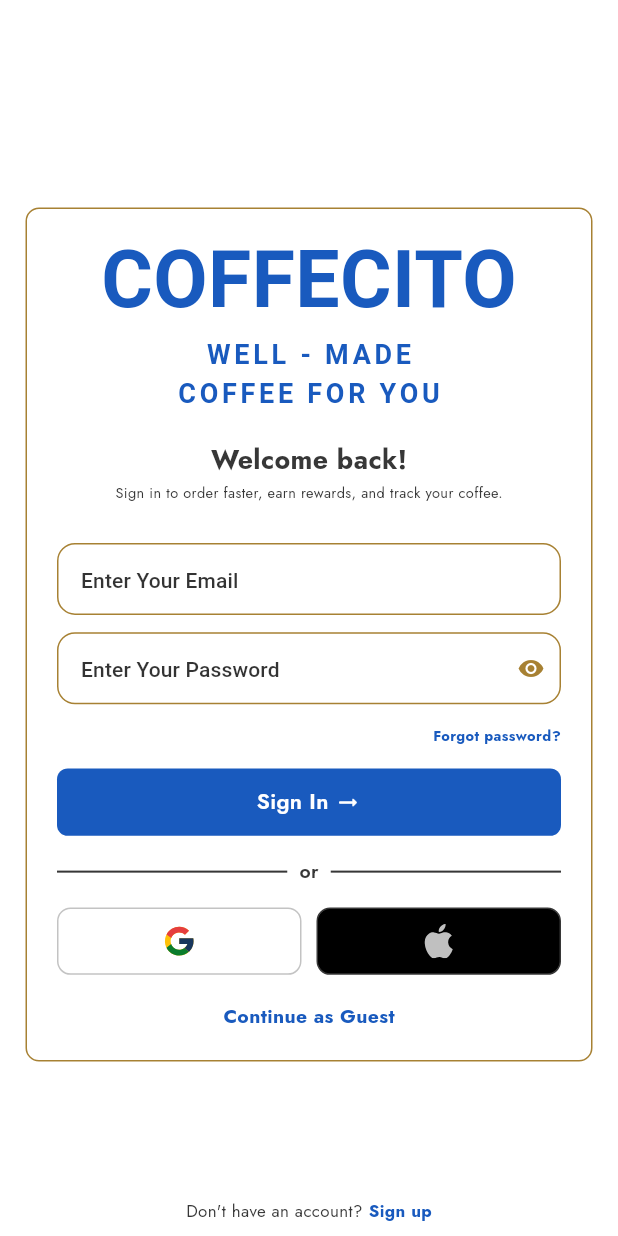
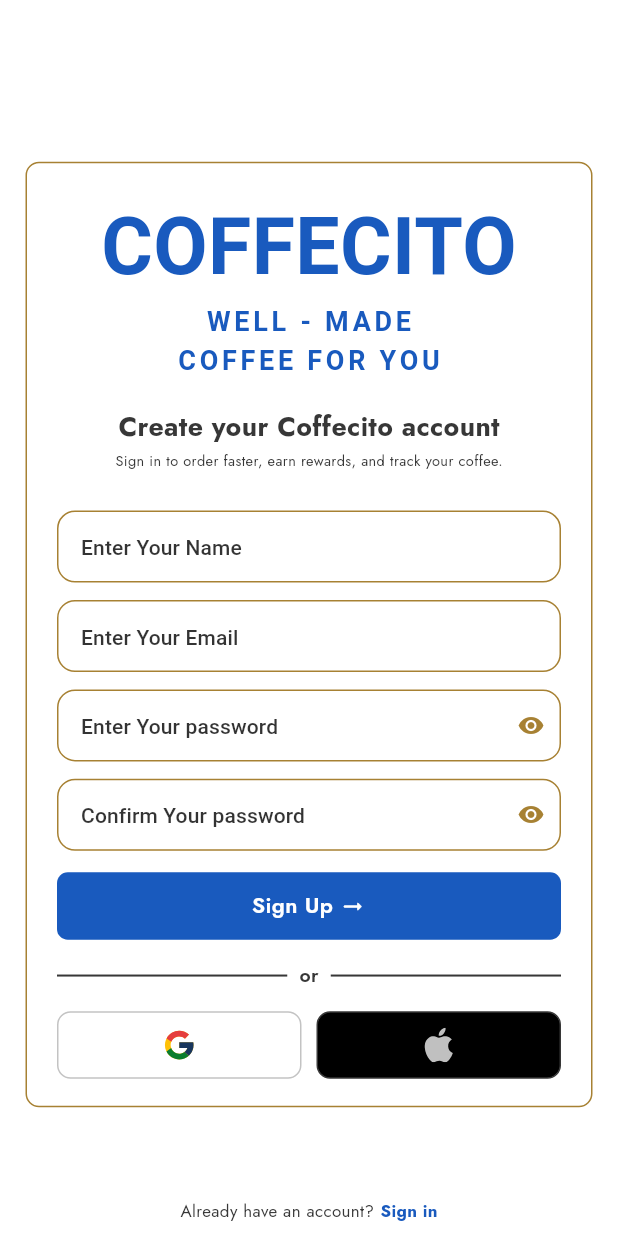
Before and after one commit to Irfanhossain909/coffie-app, a Flutter app: the screen it shows after launch, on a phone screen of 412 x 824 dp. Run offline on Flutter 3.47's test engine with Material 3 defaults, Android fonts, the phone set to English and light mode, and no system bars; our stand-ins replace flutter_screenutil, flutter_svg, get, google_fonts; Roboto replaces fonts that are missing (Questrial).

Commit message:
register screen ui complate

```diff
--- a/lib/core/route/app_routes.dart
+++ b/lib/core/route/app_routes.dart
@@ -10,6 +10,7 @@
 
   // Auth Routes
   final String loginScreen = "/login-screen";
+  final String registerScreen = "/register-screen";
 
 
 }
--- a/lib/core/route/app_routes_file.dart
+++ b/lib/core/route/app_routes_file.dart
@@ -1,6 +1,7 @@
 import 'package:coffie/core/route/app_routes.dart';
 import 'package:coffie/core/route/bindings/auth_binding.dart';
 import 'package:coffie/feature/auth/presentation/ui/login_screen.dart';
+import 'package:coffie/feature/auth/presentation/ui/register_screen.dart';
 import 'package:get/get.dart';
 
 List<GetPage> appRootRoutesFile = <GetPage>[
@@ -17,5 +18,10 @@
     binding: AuthBinding(),
     page: () => const LoginScreen(),
   ),
+  GetPage(
+    name: AppRoutes.instance.registerScreen,
+    binding: AuthBinding(),
+    page: () => const RegisterScreen(),
+  ),
 
 ];
--- a/lib/core/route/bindings/auth_binding.dart
+++ b/lib/core/route/bindings/auth_binding.dart
@@ -1,10 +1,12 @@
 import 'package:coffie/feature/auth/presentation/controller/login_controller.dart';
+import 'package:coffie/feature/auth/presentation/controller/register_controller.dart';
 import 'package:get/get.dart';
 
 class AuthBinding extends Bindings {
   @override
   dependencies() {
     Get.lazyPut(() => LoginController());
+    Get.lazyPut(() => RegisterController());
     // Get.lazyPut(() => SignInController());
     // Get.lazyPut(() => CreateYourPasswordController());
     // Get.lazyPut(() => CreateNewPasswordController());
--- /dev/null
+++ b/lib/feature/auth/domain/repository/register_repository.dart
@@ -0,0 +1,10 @@
+class RegisterRepository {
+  RegisterRepository._();
+  static final RegisterRepository _instance = RegisterRepository._();
+  static RegisterRepository get instance => _instance;
+
+  Future<bool> register(String name, String email, String password, String confirmPassword) async {
+    await Future.delayed(const Duration(seconds: 2));
+    return true;
+  }
+}
--- /dev/null
+++ b/lib/feature/auth/presentation/controller/register_controller.dart
@@ -0,0 +1,53 @@
+import 'package:coffie/core/utils/app_logger.dart';
+import 'package:coffie/core/utils/app_snackbar.dart';
+import 'package:coffie/feature/auth/domain/repository/register_repository.dart';
+import 'package:flutter/foundation.dart';
+import 'package:flutter/material.dart';
+import 'package:get/get.dart';
+
+class RegisterController extends GetxController {
+  /// repository here
+  final RegisterRepository _registerRepository = RegisterRepository.instance;
+  // email and password Controller here
+  TextEditingController nameController = TextEditingController(
+    text: kDebugMode ? 'John Doe' : '',
+  );
+  TextEditingController emailController = TextEditingController(
+    text: kDebugMode ? 'hello123' : "",
+  );
+  TextEditingController passwordController = TextEditingController(
+    text: kDebugMode ? 'hello123' : '',
+  );
+  TextEditingController confirmPasswordController = TextEditingController(
+    text: kDebugMode ? 'hello123' : "",
+  );
+
+  /// isLoading here
+  RxBool isLoading = false.obs;
+
+  // / login function here
+  void register() async {
+    try {
+      isLoading.value = true;
+      final result = await _registerRepository.register(
+        nameController.text,
+        emailController.text,
+        passwordController.text,
+        confirmPasswordController.text,
+      );
+
+      if (result) {
+        AppLogger.warning('Register successful');
+        AppSnackBar.success('Register successful');
+      } else {
+        AppSnackBar.error(
+          'Invalid name or email or password or confirm password',
+        );
+      }
+    } catch (e) {
+      AppLogger.error(e.toString());
+    } finally {
+      isLoading.value = false;
+    }
+  }
+}
--- /dev/null
+++ b/lib/feature/auth/presentation/ui/register_screen.dart
@@ -0,0 +1,195 @@
+import 'package:coffie/core/component/app_button/app_button.dart';
+import 'package:coffie/core/component/app_input/app_input_widget_two.dart';
+import 'package:coffie/core/component/app_text/app_text.dart';
+import 'package:coffie/core/const/app_assets.dart';
+import 'package:coffie/core/const/app_color.dart';
+import 'package:coffie/feature/auth/presentation/controller/register_controller.dart';
+import 'package:coffie/feature/auth/presentation/widget/app_branding/branding.dart';
+import 'package:flutter/material.dart';
+import 'package:flutter_screenutil/flutter_screenutil.dart';
+import 'package:flutter_svg/svg.dart';
+import 'package:get/get.dart';
+
+class RegisterScreen extends StatelessWidget {
+  const RegisterScreen({super.key});
+
+  @override
+  Widget build(BuildContext context) {
+    return GetBuilder<RegisterController>(
+      init: RegisterController(),
+      builder: (controller) {
+        return Scaffold(
+          resizeToAvoidBottomInset: false,
+          appBar: AppBar(),
+          body: Padding(
+            padding: EdgeInsets.all(17.w),
+            child: Center(
+              child: InkWell(
+                highlightColor: Colors.transparent,
+                splashColor: Colors.transparent,
+                onTap: () => FocusScope.of(context).unfocus(),
+                child: Container(
+                  padding: EdgeInsets.symmetric(
+                    horizontal: 20.w,
+                    vertical: 20.h,
+                  ),
+                  decoration: BoxDecoration(
+                    border: Border.all(color: AppColors.yellow),
+                    borderRadius: BorderRadius.circular(10.sp),
+                  ),
+                  child: Column(
+                    spacing: 4.h,
+                    mainAxisSize: MainAxisSize.min,
+                    children: [
+                      Branding(),
+                      SizedBox(height: 12.h),
+                      AppText(
+                        data: "Create your Coffecito account",
+                        fontSize: 22.sp,
+                        fontWeight: FontWeight.bold,
+                        color: AppColors.black,
+                      ),
+                      AppText(
+                        data:
+                            "Sign in to order faster, earn rewards, and track your coffee.",
+                        fontSize: 12.sp,
+                        fontWeight: FontWeight.w400,
+                        color: AppColors.black,
+                      ),
+                      SizedBox(height: 12.h),
+                      AppInputWidgetTwo(
+                        controller: controller.nameController,
+                        hintText: "Enter Your Name",
+                        borderColor: AppColors.yellow,
+                      ),
+                      AppInputWidgetTwo(
+                        controller: controller.emailController,
+                        hintText: "Enter Your Email",
+                        borderColor: AppColors.yellow,
+                      ),
+                      AppInputWidgetTwo(
+                        controller: controller.passwordController,
+                        hintText: "Enter Your password",
+                        isPassWord: true,
+                        borderColor: AppColors.yellow,
+                      ),
+                      AppInputWidgetTwo(
+                        controller: controller.confirmPasswordController,
+                        hintText: "Confirm Your password",
+                        isPassWord: true,
+                        isPassWordSecondValidation: true,
+                        borderColor: AppColors.yellow,
+                      ),
+
+                      SizedBox(height: 8.h),
+
+                      Obx(() {
+                        return controller.isLoading.value
+                            ? const CircularProgressIndicator()
+                            : AppButton(
+                                isAuthButton: true,
+                                titleSize: 18.sp,
+                                title: "Sign Up",
+                                onTap: () => controller.register(),
+                              );
+                      }),
+                      SizedBox(height: 8.h),
+
+                      Row(
+                        children: [
+                          Expanded(
+                            child: Divider(
+                              color: AppColors.black,
+                              thickness: 1.5.h,
+                            ),
+                          ),
+                          Padding(
+                            padding: EdgeInsets.symmetric(horizontal: 8.w),
+                            child: AppText(
+                              data: "or",
+                              fontSize: 16.sp,
+                              fontWeight: FontWeight.w600,
+                              color: AppColors.black,
+                            ),
+                          ),
+                          Expanded(
+                            child: Divider(
+                              color: AppColors.black,
+                              thickness: 1.5.h,
+                            ),
+                          ),
+                        ],
+                      ),
+                      SizedBox(height: 8.h),
+                      Row(
+                        spacing: 10.w,
+                        children: [
+                          Expanded(
+                            child: Container(
+                              padding: EdgeInsets.all(10.w),
+                              decoration: BoxDecoration(
+                                border: Border.all(
+                                  color: AppColors.black.withValues(alpha: 0.3),
+                                ),
+                                borderRadius: BorderRadius.circular(10.r),
+                              ),
+                              height: 50.h,
+                              child: SvgPicture.asset(
+                                AppAssets.google,
+                                width: 12.w,
+                                height: 12.h,
+                              ),
+                            ),
+                          ),
+                          Expanded(
+                            child: Container(
+                              padding: EdgeInsets.all(10.w),
+                              decoration: BoxDecoration(
+                                color: Colors.black,
+                                border: Border.all(color: AppColors.black),
+                                borderRadius: BorderRadius.circular(10.r),
+                              ),
+                              height: 50.h,
+                              child: SvgPicture.asset(
+                                AppAssets.apple,
+                                width: 12.w,
+                                height: 12.h,
+                              ),
+                            ),
+                          ),
+                        ],
+                      ),
+                    ],
+                  ),
+                ),
+              ),
+            ),
+          ),
+          bottomNavigationBar: SafeArea(
+            child: Padding(
+              padding: EdgeInsets.symmetric(horizontal: 20.w, vertical: 10.h),
+              child: Row(
+                spacing: 4.w,
+                mainAxisAlignment: MainAxisAlignment.center,
+                children: [
+                  AppText(
+                    data: "Already have an account?",
+                    fontSize: 14.sp,
+                    fontWeight: FontWeight.w400,
+                    color: AppColors.black,
+                  ),
+                  AppText(
+                    data: "Sign in",
+                    fontSize: 14.sp,
+                    fontWeight: FontWeight.bold,
+                    color: AppColors.blue,
+                  ),
+                ],
+              ),
+            ),
+          ),
+        );
+      },
+    );
+  }
+}
--- a/lib/my_app.dart
+++ b/lib/my_app.dart
@@ -22,7 +22,7 @@
         title: 'Coffecito',
         theme: AppTheme.lightTheme,
         getPages: appRootRoutesFile,
-        initialRoute: AppRoutes.instance.loginScreen,
+        initialRoute: AppRoutes.instance.registerScreen,
       ),
     );
   }
```
